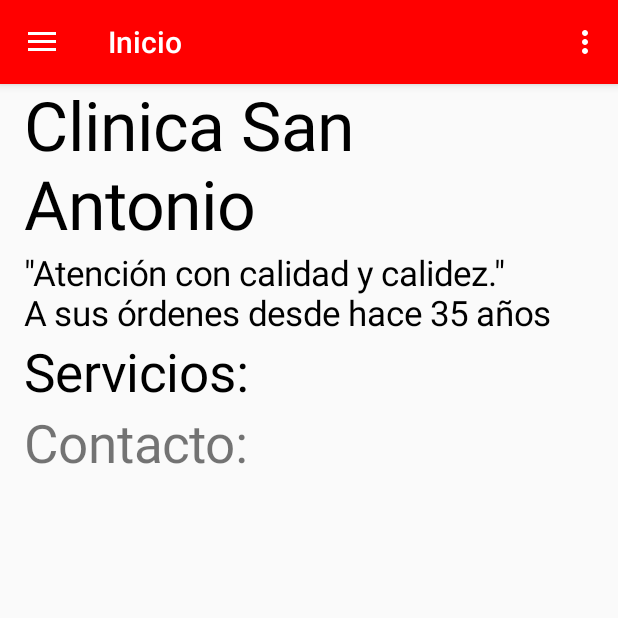
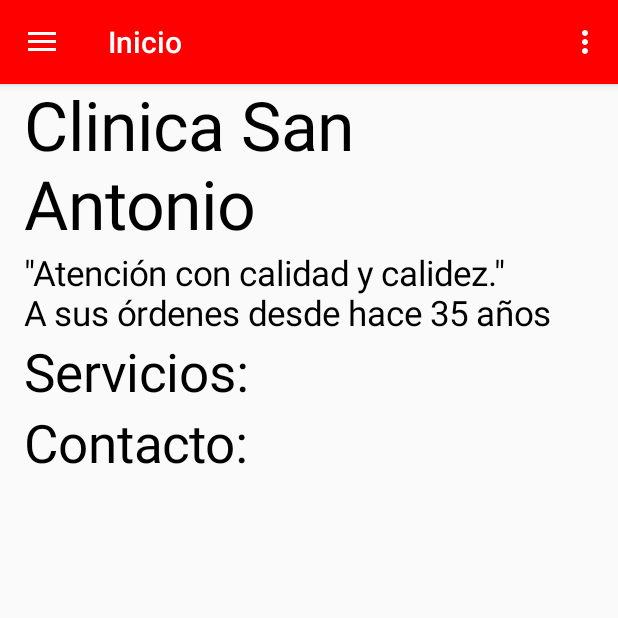
Before and after one commit to lima1756/SISAL, an Android app: the patientStartActivity screen opened directly, with no data from a screen before it, on a phone screen of 412 x 824 dp, the top half of it. Run offline under Robolectric (Android 15) with nearby library versions, the light colour scheme and no system bars; network calls fail.

Commit message:
Mas cambios, espero no afecten nada :'3

```diff
--- a/SISAL/app/src/main/java/com/mysisal/sisal/myMedicines.java
+++ b/SISAL/app/src/main/java/com/mysisal/sisal/myMedicines.java
@@ -132,7 +132,7 @@ public class myMedicines extends AppCompatActivity
                     Contents[i].setText("Inicio: " + str + "\nCada: " + (String) eachDato.get("cada") + " horas\nDurante: Siempre\nIndicaciones: " + (String) eachDato.get("indicaciones") + "\nSiguiente toma: "
                             + cal.getTime().toString());
                 }
-                else if(((durante%31)%7)%24==0)
+                else if(durante%31 == 0 && durante%31%7 == 0 &&((durante%31)%7)%24==0)
                 {
                     if(((durante/31)/7)/24==1)
                         Contents[i].setText("Inicio: " + str + "\nCada: " + (String) eachDato.get("cada") + " horas\nDurante: " + (((durante/31)/7)/24) + " Mes\nIndicaciones: " + (String) eachDato.get("indicaciones") + "\nSiguiente toma: "
@@ -141,7 +141,7 @@ public class myMedicines extends AppCompatActivity
                         Contents[i].setText("Inicio: " + str + "\nCada: " + (String) eachDato.get("cada") + " horas\nDurante: " + (((durante/31)/7)/24) + " Meses\nIndicaciones: " + (String) eachDato.get("indicaciones") + "\nSiguiente toma: "
                                 + cal.getTime().toString());
                 }
-                else if((durante%7)%24==0)
+                else if(durante%24 ==0 && durante%7 == 0 && (durante%7)%24==0)
                 {
                     if((durante/7)/24==1)
                         Contents[i].setText("Inicio: " + str + "\nCada: " + (String) eachDato.get("cada") + " horas\nDurante: " + ((durante/7)/24) + " Semana\nIndicaciones: " + (String) eachDato.get("indicaciones") + "\nSiguiente toma: "
--- a/SISAL/app/src/main/java/com/mysisal/sisal/patientStartActivity.java
+++ b/SISAL/app/src/main/java/com/mysisal/sisal/patientStartActivity.java
@@ -100,6 +100,7 @@ public class patientStartActivity extends AppCompatActivity
         miLayOut.setVisibility(View.GONE);
         miLayOut.setVisibility(View.GONE);
         TextView contacto = (TextView) findViewById(R.id.contacto);
+        contacto.setTextColor(Color.BLACK);
         contacto.setTextSize(settings.getInt("titleSize", 30)+5);
         contacto.setOnClickListener(new View.OnClickListener() {
             @Override
@@ -151,6 +152,7 @@ public class patientStartActivity extends AppCompatActivity
         });
 
         TextView celView = (TextView) findViewById(R.id.celView);
+        celView.setTextColor(Color.BLACK);
         celView.setTextSize(settings.getInt("titleSize", 30));
 
         TextView cel1 = (TextView) findViewById(R.id.cel1);
```
